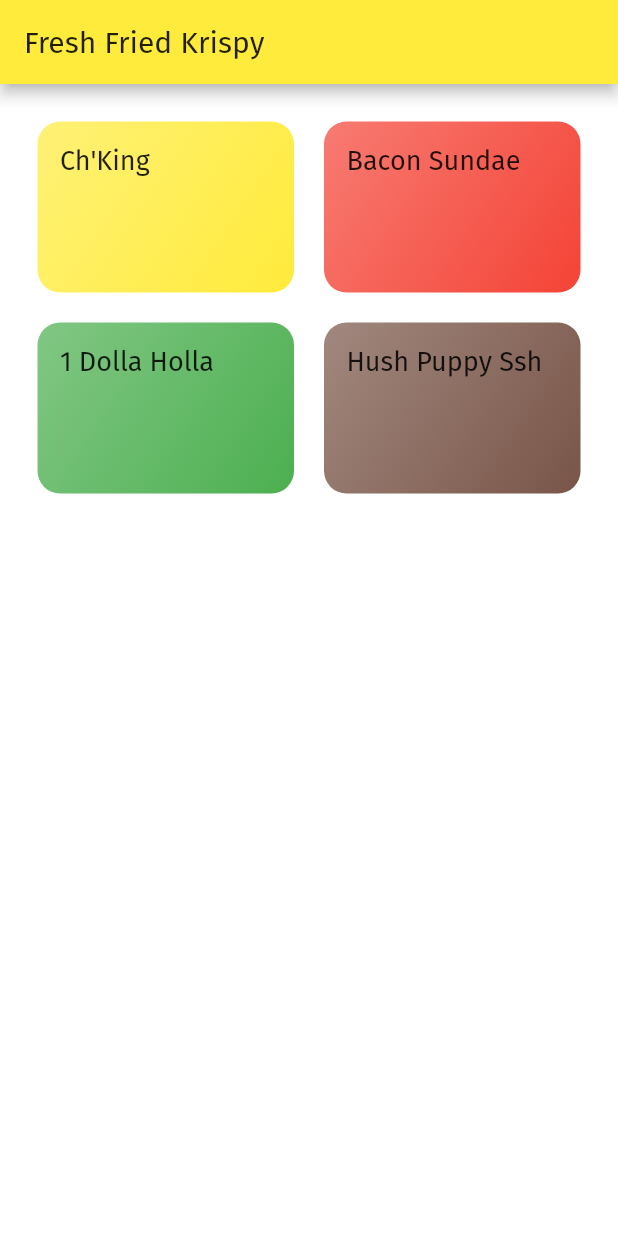
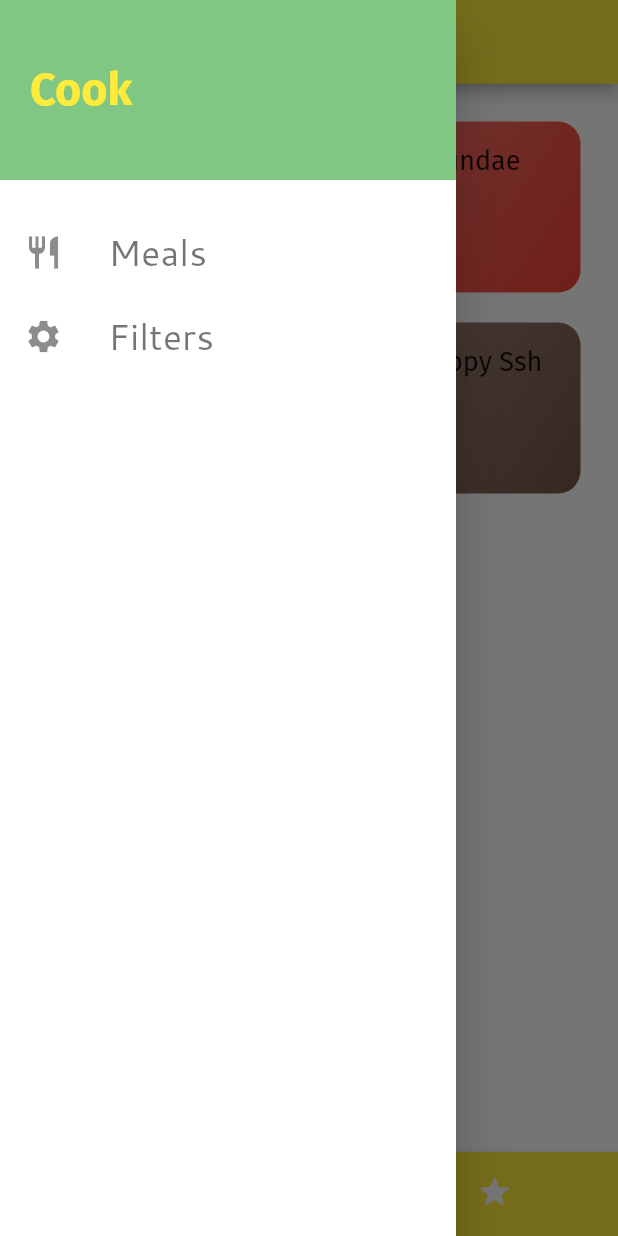
Before and after one commit to sean-xiao-zhao7/flutter-meal, a Flutter app: the screen it shows after launch, with the side drawer open (before the commit the screen has no drawer), on a phone screen of 412 x 824 dp. Run offline on Flutter 3.47's test engine with Material 2 defaults, Android fonts, the phone set to English and light mode, and no system bars; project files that could hold a hidden picture were left out.

Commit message:
Complete the meal app

```diff
--- a/lib/main.dart
+++ b/lib/main.dart
@@ -1,13 +1,67 @@
 import 'package:flutter/material.dart';
+import 'package:meal/data/meals.dart';
+import 'package:meal/models/meal.dart';
 import 'package:meal/screens/categories_screen.dart';
 import 'package:meal/screens/category_meals_screen.dart';
+import 'package:meal/screens/filters_screen.dart';
 import 'package:meal/screens/meal_details_screen.dart';
+import 'package:meal/screens/tabs_screen.dart';
 
 void main() {
   runApp(MyApp());
 }
 
-class MyApp extends StatelessWidget {
+class MyApp extends StatefulWidget {
+  @override
+  _MyAppState createState() => _MyAppState();
+}
+
+class _MyAppState extends State<MyApp> {
+  Map<String, bool> _filters = {
+    'gluten': false,
+    'milk': false,
+    'crunchy water': false,
+    'red ring of death': false,
+  };
+  List<Meal> _allMeals = DUMMY_MEALS;
+  List<Meal> _favMeals = [];
+
+  void setFilters(Map<String, bool> newFilter) {
+    setState(() {
+      _filters = newFilter;
+      _allMeals = DUMMY_MEALS.where((element) {
+        if (_filters['gluten'] && !element.isGlutenFree) {
+          return false;
+        } else if (_filters['milk'] && !element.isLactoseFree) {
+          return false;
+        } else if (_filters['crunchy water'] && !element.isVegetarian) {
+          return false;
+        } else if (_filters['red ring of death'] && !element.isVegan) {
+          return false;
+        } else {
+          return true;
+        }
+      }).toList();
+    });
+  }
+
+  void toggleFav(String id) {
+    final int favIndex = _favMeals.indexWhere((element) => element.id == id);
+    if (favIndex >= 0) {
+      setState(() {
+        _favMeals.removeAt(favIndex);
+      });
+    } else {
+      setState(() {
+        _favMeals.add(DUMMY_MEALS.firstWhere((element) => element.id == id));
+      });
+    }
+  }
+
+  bool _isFav(String id) {
+    return _favMeals.any((element) => element.id == id);
+  }
+
   @override
   Widget build(BuildContext context) {
     return MaterialApp(
@@ -27,9 +81,10 @@ class MyApp extends StatelessWidget {
             ),
       ),
       routes: {
-        '/': (context) => CategoriesScreen(),
-        '/category-meals': (context) => CategoryMealsScreen(),
-        '/meal-details': (context) => MealDetailsScreen()
+        '/': (context) => TabsScreen(_favMeals),
+        '/category-meals': (context) => CategoryMealsScreen(_allMeals),
+        '/meal-details': (context) => MealDetailsScreen(toggleFav, _isFav),
+        '/filters': (context) => FiltersScreen(_filters, setFilters),
       },
       onGenerateRoute: (settings) {
         return MaterialPageRoute(builder: (ctx) => CategoriesScreen());
--- a/lib/screens/categories_screen.dart
+++ b/lib/screens/categories_screen.dart
@@ -5,11 +5,7 @@ import '../data/categories.dart';
 class CategoriesScreen extends StatelessWidget {
   @override
   Widget build(BuildContext context) {
-    return Scaffold(
-      appBar: AppBar(
-        title: const Text('Fresh Fried Krispy'),
-      ),
-      body: GridView(
+    return GridView(
       padding: const EdgeInsets.all(25),
       children: CATEGORIES.map((categoryData) {
         return CategoryItem(
@@ -20,7 +16,6 @@ class CategoriesScreen extends StatelessWidget {
           childAspectRatio: 3 / 2,
           crossAxisSpacing: 20,
           mainAxisSpacing: 20),
-      ),
     );
   }
 }
--- /dev/null
+++ b/lib/screens/tabs_screen.dart
@@ -0,0 +1,71 @@
+import 'package:flutter/material.dart';
+import 'package:meal/models/meal.dart';
+import 'package:meal/screens/categories_screen.dart';
+import 'package:meal/screens/favorites_screen.dart';
+import 'package:meal/widgets/main_drawer.dart';
+
+class TabsScreen extends StatefulWidget {
+  List<Meal> _favMeals;
+
+  TabsScreen(this._favMeals);
+
+  @override
+  _TabsScreenState createState() => _TabsScreenState();
+}
+
+class _TabsScreenState extends State<TabsScreen> {
+  List<Map<String, Object>> _screens;
+  int _currentScreen = 0;
+
+  @override
+  void initState() {
+    _screens = [
+      {
+        'page': CategoriesScreen(),
+        'title': Text('Categories'),
+      },
+      {
+        'page': FavoritesScreen(widget._favMeals),
+        'title': Text('Favorites'),
+      }
+    ];
+    super.initState();
+  }
+
+  void _changeScreen(int index) {
+    setState(() {
+      _currentScreen = index;
+    });
+  }
+
+  @override
+  Widget build(BuildContext context) {
+    return Scaffold(
+      appBar: AppBar(
+        title: _screens[_currentScreen]['title'],
+      ),
+      drawer: MainDrawer(),
+      body: _screens[_currentScreen]['page'],
+      bottomNavigationBar: BottomNavigationBar(
+        onTap: _changeScreen,
+        backgroundColor: Theme.of(context).primaryColor,
+        unselectedItemColor: Colors.white,
+        selectedItemColor: Theme.of(context).accentColor,
+        currentIndex: _currentScreen,
+        type: BottomNavigationBarType.shifting,
+        items: [
+          BottomNavigationBarItem(
+            backgroundColor: Theme.of(context).primaryColor,
+            icon: Icon(Icons.category),
+            title: Text('Categories'),
+          ),
+          BottomNavigationBarItem(
+            backgroundColor: Theme.of(context).primaryColor,
+            icon: Icon(Icons.star),
+            title: Text('Favorites'),
+          )
+        ],
+      ),
+    );
+  }
+}
--- /dev/null
+++ b/lib/widgets/main_drawer.dart
@@ -0,0 +1,51 @@
+import 'package:flutter/material.dart';
+import 'package:meal/screens/filters_screen.dart';
+
+class MainDrawer extends StatelessWidget {
+  Widget buildListTile(String title, IconData icon, Function action) {
+    return ListTile(
+      leading: Icon(icon, size: 26),
+      title: Text(
+        title,
+        style: TextStyle(
+          fontFamily: 'Cantarell',
+          fontSize: 24,
+        ),
+      ),
+      onTap: action,
+    );
+  }
+
+  @override
+  Widget build(BuildContext context) {
+    return Drawer(
+        child: Column(
+      children: <Widget>[
+        Container(
+          height: 120,
+          width: double.infinity,
+          padding: EdgeInsets.all(20),
+          alignment: Alignment.centerLeft,
+          color: Theme.of(context).accentColor,
+          child: Text(
+            'Cook',
+            style: TextStyle(
+              fontWeight: FontWeight.w700,
+              fontSize: 30,
+              color: Theme.of(context).primaryColor,
+            ),
+          ),
+        ),
+        SizedBox(
+          height: 20,
+        ),
+        buildListTile('Meals', Icons.restaurant, () {
+          Navigator.of(context).pushReplacementNamed('/');
+        }),
+        buildListTile('Filters', Icons.settings, () {
+          Navigator.of(context).pushReplacementNamed(FiltersScreen.routeName);
+        }),
+      ],
+    ));
+  }
+}
```
Also changed, not shown: lib/screens/category_meals_screen.dart (+49 -19 lines), lib/screens/favorites_screen.dart (added, +32 -0 lines), lib/screens/filters_screen.dart (added, +95 -0 lines), lib/screens/meal_details_screen.dart (+79 -3 lines), lib/widgets/meal_item.dart (+11 -8 lines). Lines whose indentation alone changed are shown as unchanged.
